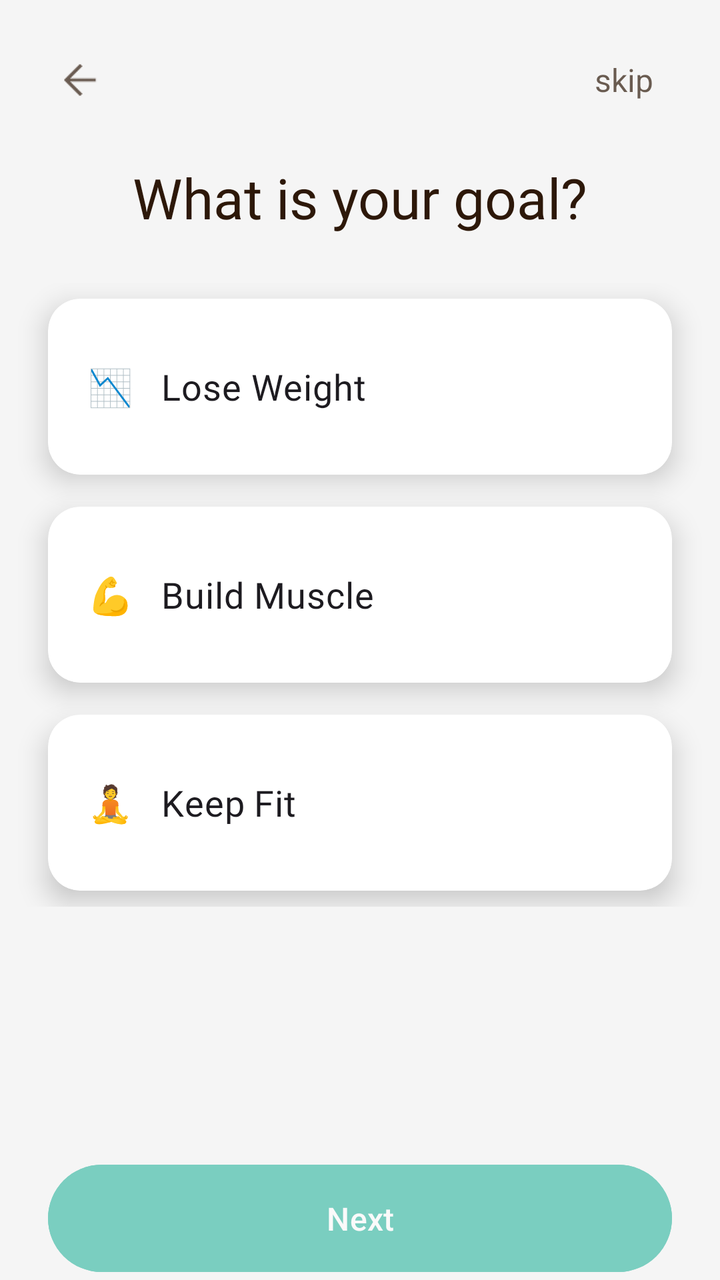
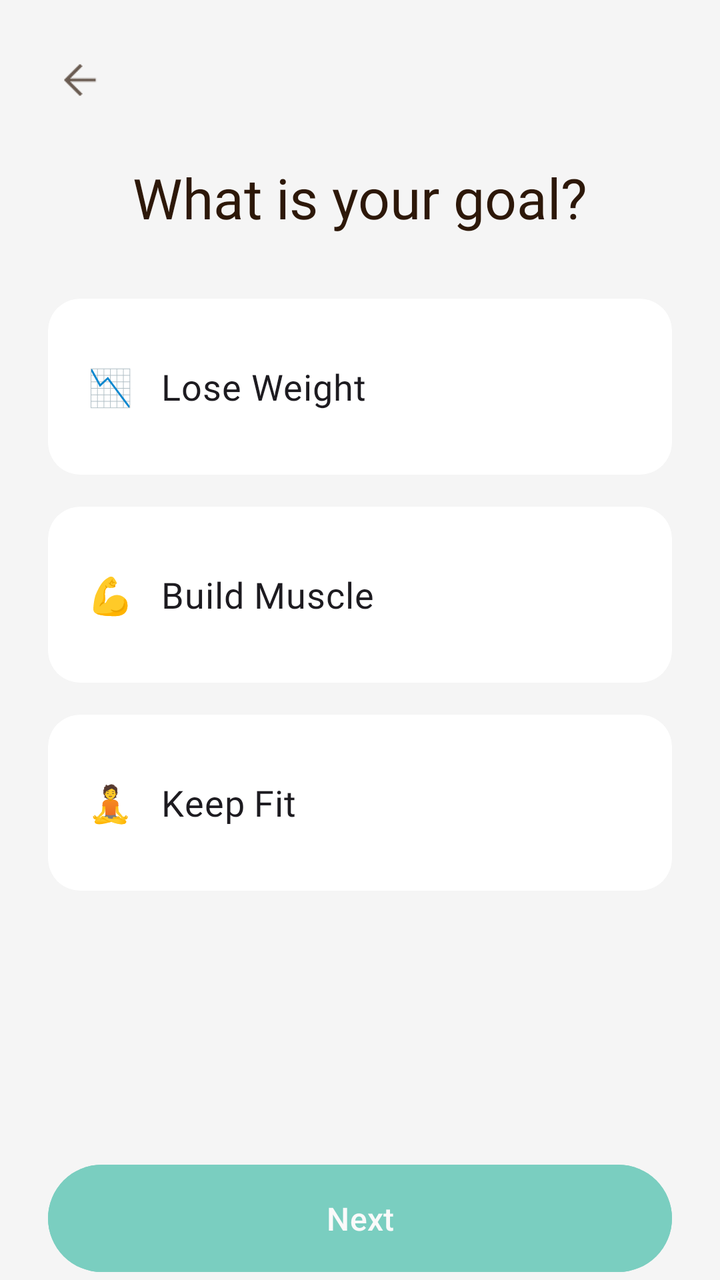

Before-and-after screenshots of an Android layout around one commit, followed by the original layout XML and the change that was made.
<!-- AndroidManifest.xml: application theme Theme.Nutriority -->
<!-- res/layout/fragment_sixth_screen.xml -->
<androidx.constraintlayout.widget.ConstraintLayout xmlns:android="http://schemas.android.com/apk/res/android"
    xmlns:app="http://schemas.android.com/apk/res-auto"
    xmlns:tools="http://schemas.android.com/tools"
    android:layout_width="match_parent"
    android:layout_height="match_parent"
    android:background="@android:color/transparent"
    tools:context=".onboarding.screens.SixthScreen">


    <ImageView
        android:id="@+id/backButton"
        android:layout_width="32dp"
        android:layout_height="32dp"
        android:layout_marginStart="24dp"
        android:alpha="0.7"
        android:clickable="true"
        android:contentDescription="action_back"
        android:focusable="true"
        android:padding="4dp"
        android:src="@drawable/ic_arrow_back"
        app:layout_constraintBottom_toTopOf="@+id/titleTextView"
        app:layout_constraintStart_toStartOf="parent"
        app:layout_constraintTop_toTopOf="parent"
        app:tint="@color/dark_gray"
        tools:ignore="TouchTargetSizeCheck" />

    <TextView
        android:id="@+id/skipButton"
        android:layout_width="wrap_content"
        android:layout_height="32dp"
        android:layout_marginEnd="24dp"
        android:alpha="0.7"
        android:clickable="true"
        android:focusable="true"
        android:gravity="center"
        android:minWidth="48dp"
        android:paddingHorizontal="8dp"
        android:text="skip"
        android:textColor="@color/dark_gray"
        android:textSize="16sp"
        app:layout_constraintBottom_toBottomOf="@+id/backButton"
        app:layout_constraintEnd_toEndOf="parent"
        app:layout_constraintTop_toTopOf="@+id/backButton"
        tools:ignore="TouchTargetSizeCheck" />

    <TextView
        android:id="@+id/titleTextView"
        android:layout_width="0dp"
        android:layout_height="wrap_content"
        android:layout_marginHorizontal="24dp"
        android:layout_marginTop="80dp"
        android:fontFamily="@font/barlow_bold"
        android:gravity="center_horizontal"
        android:text="What is your goal?"
        android:textColor="@color/dark_gray"
        android:textSize="28sp"
        app:layout_constraintEnd_toEndOf="parent"
        app:layout_constraintStart_toStartOf="parent"
        app:layout_constraintTop_toTopOf="parent" />

    <ScrollView
        android:layout_width="0dp"
        android:layout_height="0dp"
        android:layout_marginTop="24dp"
        android:layout_marginBottom="16dp"
        android:fillViewport="true"
        android:scrollbars="none"
        app:layout_constraintTop_toBottomOf="@id/titleTextView"
        app:layout_constraintBottom_toTopOf="@id/nextButton"
        app:layout_constraintStart_toStartOf="parent"
        app:layout_constraintEnd_toEndOf="parent">

        <LinearLayout
            android:id="@+id/radioGroupContainer"
            android:layout_width="match_parent"
            android:layout_height="wrap_content"
            android:orientation="vertical"
            android:animateLayoutChanges="false">

            <RadioGroup
                android:id="@+id/goalRadioGroup"
                android:layout_width="match_parent"
                android:layout_height="wrap_content"
                android:orientation="vertical">

                <com.google.android.material.card.MaterialCardView
                    android:id="@+id/loseWeightCard"
                    android:layout_width="match_parent"
                    android:layout_height="wrap_content"
                    android:layout_marginHorizontal="24dp"
                    android:layout_marginVertical="8dp"
                    android:checkable="true"
                    android:clickable="true"
                    android:focusable="true"
                    app:cardBackgroundColor="@android:color/white"
                    app:cardCornerRadius="16dp"
                    app:cardElevation="8dp"
                    app:strokeColor="@color/card_border_color"
                    app:strokeWidth="2dp">

                    <LinearLayout
                        android:layout_width="match_parent"
                        android:layout_height="wrap_content"
                        android:orientation="vertical"
                        android:padding="20dp">

                        <RadioButton
                            android:id="@+id/radioLoseWeight"
                            android:layout_width="match_parent"
                            android:layout_height="wrap_content"
                            android:background="@null"
                            android:button="@null"
                            android:clickable="false"
                            android:fontFamily="@font/barlow_semibold"
                            android:text="📉   Lose Weight"
                            android:textSize="18sp" />

                    </LinearLayout>
                </com.google.android.material.card.MaterialCardView>

                <com.google.android.material.card.MaterialCardView
                    android:id="@+id/buildMuscleCard"
                    android:layout_width="match_parent"
                    android:layout_height="wrap_content"
                    android:layout_marginHorizontal="24dp"
                    android:layout_marginVertical="8dp"
                    android:checkable="true"
                    android:clickable="true"
                    android:focusable="true"
                    app:cardBackgroundColor="@android:color/white"
                    app:cardCornerRadius="16dp"
                    app:cardElevation="8dp"
                    app:strokeColor="@color/card_border_color"
                    app:strokeWidth="2dp">

                    <LinearLayout
                        android:layout_width="match_parent"
                        android:layout_height="wrap_content"
                        android:orientation="vertical"
                        android:padding="20dp">

                        <RadioButton
                            android:id="@+id/radioBuildMuscle"
                            android:layout_width="match_parent"
                            android:layout_height="wrap_content"
                            android:background="@null"
                            android:button="@null"
                            android:clickable="false"
                            android:fontFamily="@font/barlow_semibold"
                            android:text="💪   Build Muscle"
                            android:textSize="18sp" />

                    </LinearLayout>
                </com.google.android.material.card.MaterialCardView>

                <com.google.android.material.card.MaterialCardView
                    android:id="@+id/keepFitCard"
                    android:layout_width="match_parent"
                    android:layout_height="wrap_content"
                    android:layout_marginHorizontal="24dp"
                    android:layout_marginVertical="8dp"
                    android:checkable="true"
                    android:clickable="true"
                    android:focusable="true"
                    app:cardBackgroundColor="@android:color/white"
                    app:cardCornerRadius="16dp"
                    app:cardElevation="8dp"
                    app:strokeColor="@color/card_border_color"
                    app:strokeWidth="2dp">

                    <LinearLayout
                        android:layout_width="match_parent"
                        android:layout_height="wrap_content"
                        android:orientation="vertical"
                        android:padding="20dp">

                        <RadioButton
                            android:id="@+id/radioKeepFit"
                            android:layout_width="match_parent"
                            android:layout_height="wrap_content"
                            android:background="@null"
                            android:button="@null"
                            android:clickable="false"
                            android:fontFamily="@font/barlow_semibold"
                            android:text="🧘   Keep Fit"
                            android:textSize="18sp" />

                    </LinearLayout>
                </com.google.android.material.card.MaterialCardView>

            </RadioGroup>

        </LinearLayout>

    </ScrollView>

    <Button
        android:id="@+id/nextButton"
        style="@style/Widget.Material3.Button"
        android:layout_width="0dp"
        android:layout_height="wrap_content"
        android:layout_marginHorizontal="24dp"
        android:backgroundTint="@color/green"
        android:paddingVertical="16dp"
        android:text="@string/action_next"
        android:textSize="16sp"
        android:textColor="@color/white"
        android:enabled="false"
        android:alpha="0.5"
        app:layout_constraintBottom_toBottomOf="parent"
        app:layout_constraintEnd_toEndOf="parent"
        app:layout_constraintStart_toStartOf="parent" />

</androidx.constraintlayout.widget.ConstraintLayout>
<!-- resources referenced by this layout -->
<resources>
  <color name="dark_gray">#2d1809</color>
  <color name="green">#00A78B</color>
  <color name="white">#FFFFFFFF</color>
  <!-- drawable ic_arrow_back: png bitmap (drawable, 588 bytes) -->
  <string name="action_next">Next</string>
  <style name="Theme.Nutriority" parent="Base.Theme.Nutriority" />
  <style name="Base.Theme.Nutriority" parent="Theme.Material3.Light.NoActionBar">
          <item name="android:windowBackground">#F5F5F5</item>
          <item name="android:windowDrawsSystemBarBackgrounds">true</item>
          <item name="android:statusBarColor">@android:color/transparent</item>
          <item name="android:windowLightStatusBar">true</item>
          <item name="android:navigationBarColor">@android:color/transparent</item>
          <item name="android:windowLightNavigationBar">true</item>
          <item name="android:enforceNavigationBarContrast">false</item>
          <item name="android:windowDrawsSystemBarBackgrounds">true</item>
      </style>
</resources>

<!-- the commit's change to res/layout/fragment_sixth_screen.xml (unified diff, before → after) -->
@@ -22,25 +22,6 @@
         app:layout_constraintStart_toStartOf="parent"
         app:layout_constraintTop_toTopOf="parent"
         app:tint="@color/dark_gray"
-        tools:ignore="TouchTargetSizeCheck" />
-
-    <TextView
-        android:id="@+id/skipButton"
-        android:layout_width="wrap_content"
-        android:layout_height="32dp"
-        android:layout_marginEnd="24dp"
-        android:alpha="0.7"
-        android:clickable="true"
-        android:focusable="true"
-        android:gravity="center"
-        android:minWidth="48dp"
-        android:paddingHorizontal="8dp"
-        android:text="skip"
-        android:textColor="@color/dark_gray"
-        android:textSize="16sp"
-        app:layout_constraintBottom_toBottomOf="@+id/backButton"
-        app:layout_constraintEnd_toEndOf="parent"
-        app:layout_constraintTop_toTopOf="@+id/backButton"
         tools:ignore="TouchTargetSizeCheck" />
 
     <TextView
@@ -94,9 +75,8 @@
                     android:focusable="true"
                     app:cardBackgroundColor="@android:color/white"
                     app:cardCornerRadius="16dp"
-                    app:cardElevation="8dp"
-                    app:strokeColor="@color/card_border_color"
-                    app:strokeWidth="2dp">
+                    app:cardElevation="0dp"
+                    app:strokeWidth="0dp">
 
                     <LinearLayout
                         android:layout_width="match_parent"
@@ -129,9 +109,8 @@
                     android:focusable="true"
                     app:cardBackgroundColor="@android:color/white"
                     app:cardCornerRadius="16dp"
-                    app:cardElevation="8dp"
-                    app:strokeColor="@color/card_border_color"
-                    app:strokeWidth="2dp">
+                    app:cardElevation="0dp"
+                    app:strokeWidth="0dp">
 
                     <LinearLayout
                         android:layout_width="match_parent"
@@ -164,9 +143,8 @@
                     android:focusable="true"
                     app:cardBackgroundColor="@android:color/white"
                     app:cardCornerRadius="16dp"
-                    app:cardElevation="8dp"
-                    app:strokeColor="@color/card_border_color"
-                    app:strokeWidth="2dp">
+                    app:cardElevation="0dp"
+                    app:strokeWidth="0dp">
 
                     <LinearLayout
                         android:layout_width="match_parent"
